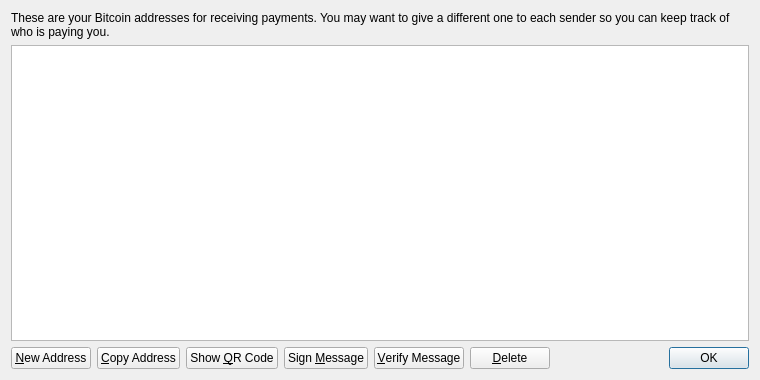
This is src/qt/forms/addressbookpage.ui in ajtowns/bitcoin-deb as Qt 5 draws it before an edit. The edited form follows.
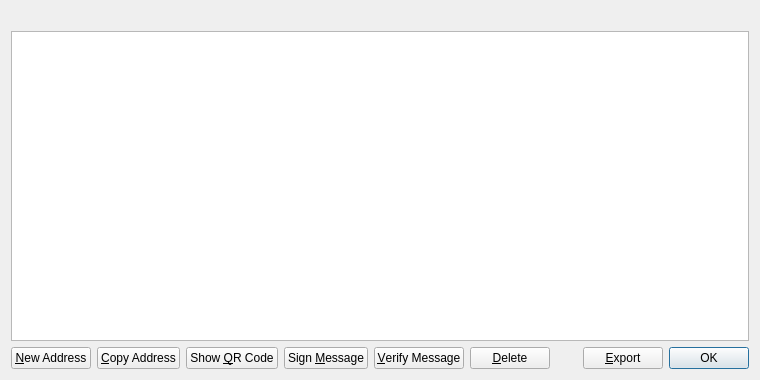
This is the edited form. Icons and pictures are not drawn.

```diff
--- a/src/qt/forms/addressbookpage.ui
+++ b/src/qt/forms/addressbookpage.ui
@@ -16,9 +16,6 @@
   <layout class="QVBoxLayout" name="verticalLayout">
    <item>
     <widget class="QLabel" name="labelExplanation">
-     <property name="text">
-      <string>These are your Bitcoin addresses for receiving payments. You may want to give a different one to each sender so you can keep track of who is paying you.</string>
-     </property>
      <property name="textFormat">
       <enum>Qt::PlainText</enum>
      </property>
@@ -151,6 +148,20 @@
        </property>
       </spacer>
      </item>
+     <item>
+      <widget class="QPushButton" name="exportButton">
+       <property name="toolTip">
+        <string>Export the data in the current tab to a file</string>
+       </property>
+       <property name="text">
+        <string>&amp;Export</string>
+       </property>
+       <property name="icon">
+        <iconset resource="../bitcoin.qrc">
+         <normaloff>:/icons/export</normaloff>:/icons/export</iconset>
+       </property>
+      </widget>
+     </item>
      <item>
       <widget class="QDialogButtonBox" name="buttonBox">
        <property name="sizePolicy">
```
Left out of the diff: 6 changed lines with no effect on the pictures.
